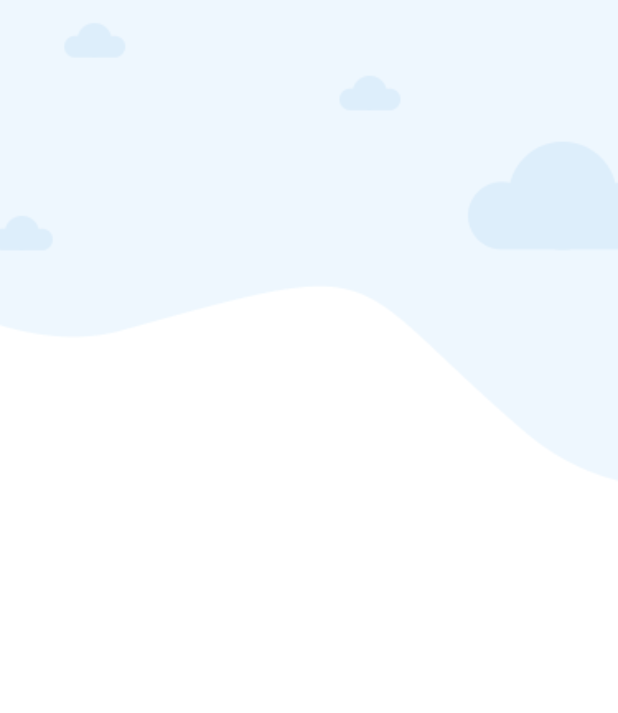
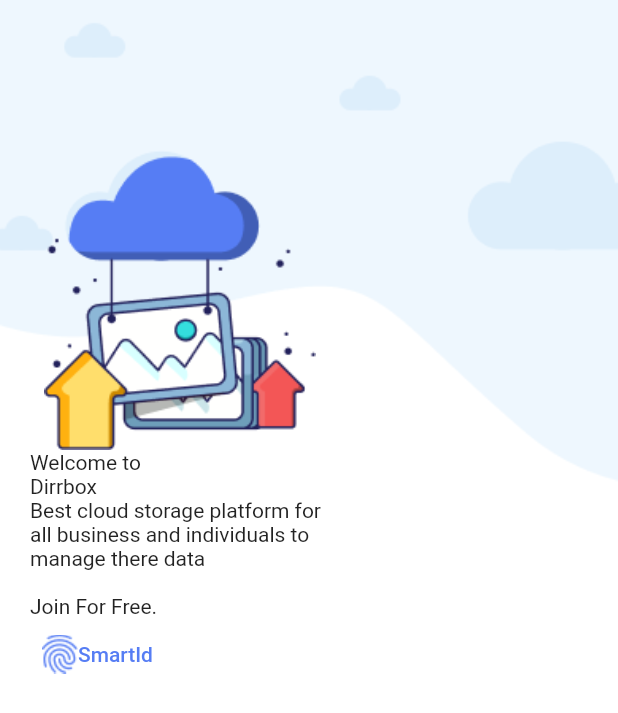
Before and after one commit to Azzamubaidillah/Flutter-UI, a Flutter app: the screen it shows after launch, on a phone screen of 412 x 824 dp. Shown: the top 713 px of the screen. Run offline on Flutter 3.47's test engine with Material 2 defaults, Android fonts, the light colour scheme and no system bars; our stand-ins replace get.

Commit message:
text button

```diff
--- a/lib/app/modules/login/views/login_view.dart
+++ b/lib/app/modules/login/views/login_view.dart
@@ -9,12 +9,57 @@
   Widget build(BuildContext context) {
     return Scaffold(
       backgroundColor: Colors.white,
-      body: Container(
-        width: Get.width,
-        child: Image.asset(
-          "assets/images/bg.png",
-          fit: BoxFit.cover,
-        ),
+      body: Stack(
+        children: [
+          Container(
+            width: Get.width,
+            child: Image.asset(
+              "assets/images/bg.png",
+              fit: BoxFit.cover,
+            ),
+          ),
+          Padding(
+            padding: const EdgeInsets.symmetric(horizontal: 20),
+            child: Column(
+              crossAxisAlignment: CrossAxisAlignment.start,
+              children: [
+                SizedBox(
+                  height: 100,
+                ),
+                Container(
+                  width: 200,
+                  height: 200,
+                  child: Image.asset(
+                    "assets/images/pict_1.png",
+                    fit: BoxFit.contain,
+                  ),
+                ),
+                Text("Welcome to"),
+                Text("Dirrbox"),
+                Container(
+                  width: 200,
+                  child: Text(
+                    "Best cloud storage platform for all business and individuals to manage there data \n\nJoin For Free.",
+                  ),
+                ),
+                Row(
+                  children: [
+                    TextButton(
+                      onPressed: () {},
+                      child: Row(
+                        children: [
+                          Image.asset("assets/images/fingerprint.png"),
+                          Text("SmartId"),
+                        ],
+                      ),
+                      style: TextButton.styleFrom(primary: Color(0xFF567DF4)),
+                    ),
+                  ],
+                )
+              ],
+            ),
+          )
+        ],
       ),
     );
   }
```
Also changed, not shown: assets/images/fingerprint.png (added), assets/images/pict_1.png (added).
